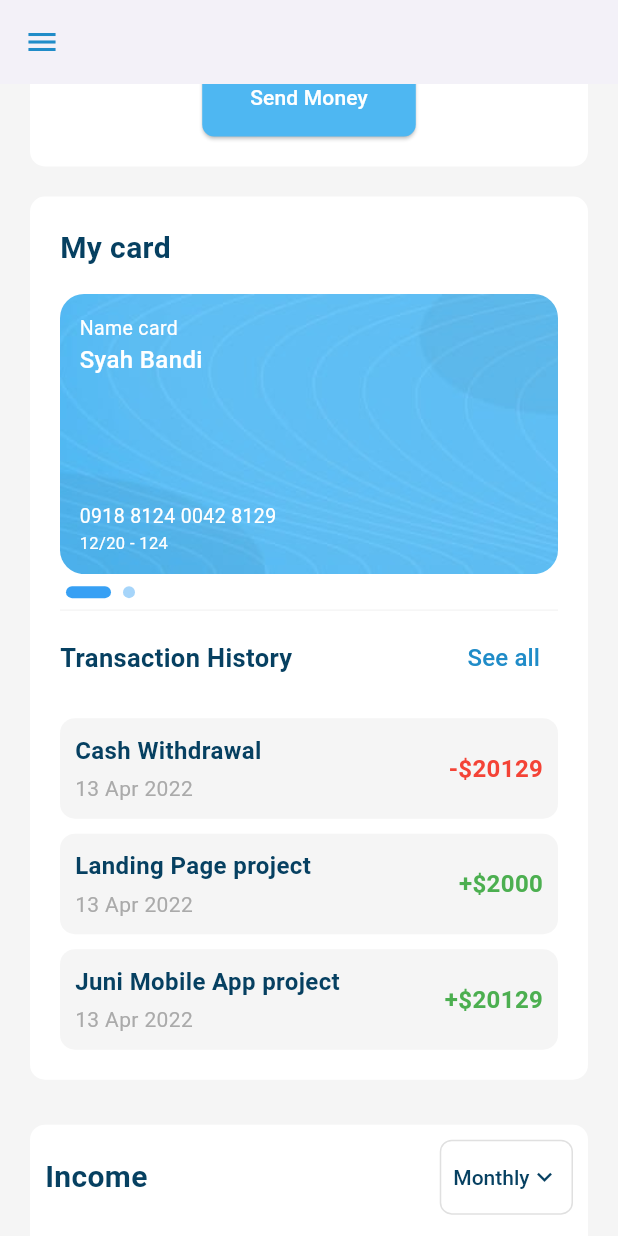
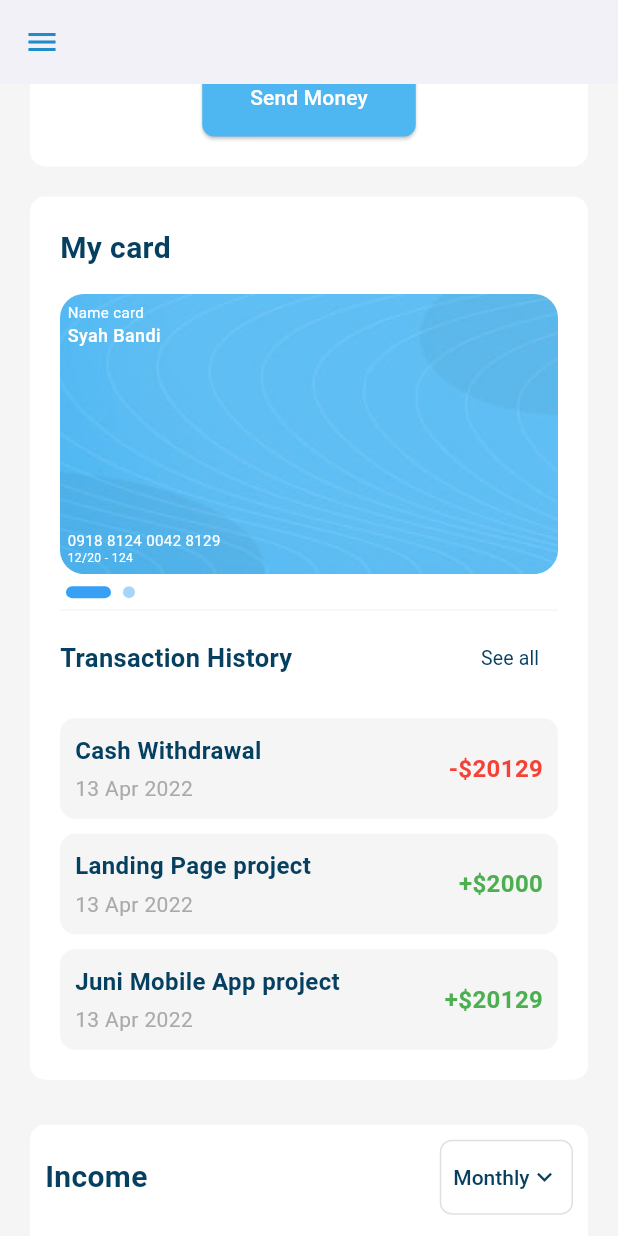
Before and after one commit to ahmedyosry433/dashboard, a Flutter app: the screen it shows after launch, scrolled down 1152 dp, on a phone screen of 412 x 824 dp. Run offline on Flutter 3.47's test engine with Material 3 defaults, Android fonts, the phone set to English and light mode, and no system bars; drawn by our look-alikes of carousel_slider; our stand-ins replace fl_chart, flutter_svg, responsive_framework.

Commit message:
fixed over flow

```diff
--- a/lib/features/dashboard/presentation/widgets/my_card_section.dart
+++ b/lib/features/dashboard/presentation/widgets/my_card_section.dart
@@ -138,7 +138,7 @@ class _CardAndTransactionsState extends State<CardAndTransactions> {
   Widget _buildCard(CardModel card) {
     return Container(
       width: double.infinity,
-      padding: EdgeInsets.all(widget.isWebLayout ? 10 : 5),
+      padding: EdgeInsets.all(widget.isWebLayout ? 10 : 2),
       decoration: BoxDecoration(
         image: const DecorationImage(
           image: AssetImage('assets/images/card_shap.jpg'),
@@ -147,27 +147,27 @@ class _CardAndTransactionsState extends State<CardAndTransactions> {
         borderRadius: BorderRadius.circular(16),
       ),
       child: Padding(
-        padding: const EdgeInsets.all(8.0),
+        padding: EdgeInsets.all(widget.isWebLayout ? 8.0 : 3),
         child: Column(
           crossAxisAlignment: CrossAxisAlignment.start,
           children: [
             Text('Name card',
                 style: widget.isWebLayout
                     ? TextStyles.font14WhiteRegular.copyWith(fontSize: 12)
-                    : TextStyles.font16WhiteRegular.copyWith(fontSize: 13)),
+                    : TextStyles.font16WhiteRegular.copyWith(fontSize: 10)),
             Text(card.name,
                 style: widget.isWebLayout
                     ? TextStyles.font16WhiteMedium.copyWith(fontSize: 14)
-                    : TextStyles.font20WhiteMedium.copyWith(fontSize: 16)),
+                    : TextStyles.font20WhiteMedium.copyWith(fontSize: 12)),
             const Spacer(),
             Text(card.number,
                 style: widget.isWebLayout
                     ? TextStyles.font14WhiteRegular
-                    : TextStyles.font14WhiteRegular.copyWith(fontSize: 13)),
+                    : TextStyles.font14WhiteRegular.copyWith(fontSize: 10)),
             Text(card.expiry,
                 style: widget.isWebLayout
                     ? TextStyles.font13WhiteRegular.copyWith(fontSize: 11)
-                    : TextStyles.font13WhiteRegular.copyWith(fontSize: 11)),
+                    : TextStyles.font13WhiteRegular.copyWith(fontSize: 8)),
           ],
         ),
       ),
@@ -187,7 +187,8 @@ class _CardAndTransactionsState extends State<CardAndTransactions> {
                     : TextStyles.font20BlueSemiBold.copyWith(fontSize: 17)),
             TextButton(
               onPressed: () {},
-              child: Text('See all', style: TextStyles.font16LightBlueMedium),
+              child: Text('See all',
+                  style: TextStyles.font16BlueRegular.copyWith(fontSize: 13)),
             ),
           ],
         ),
```
